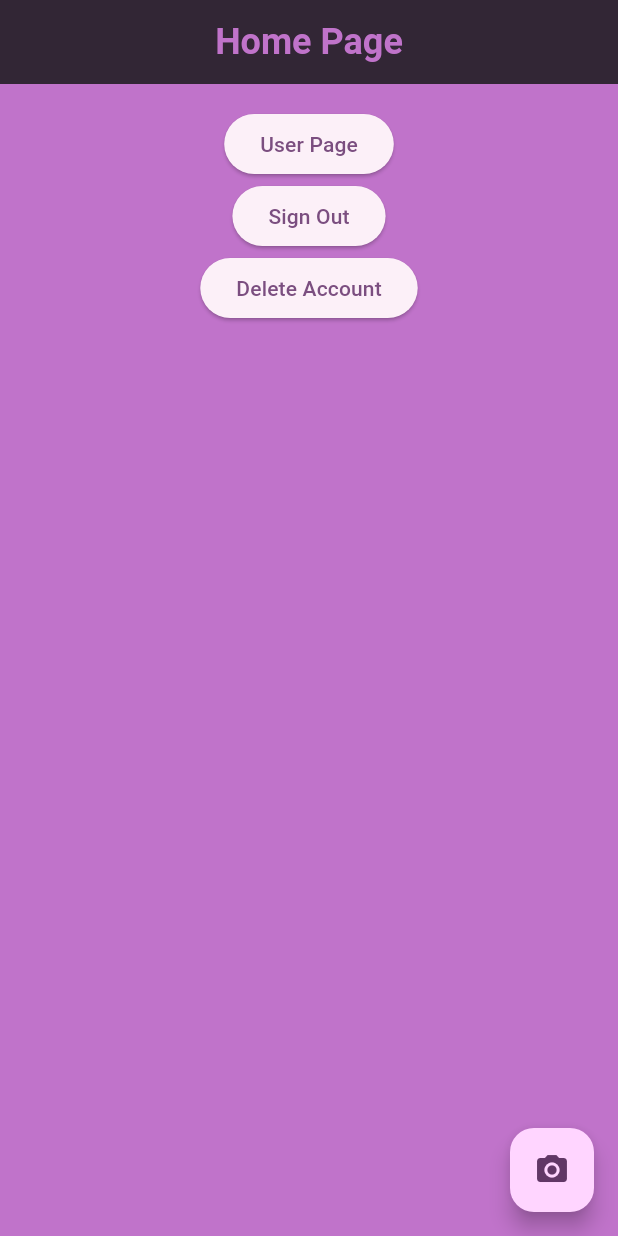
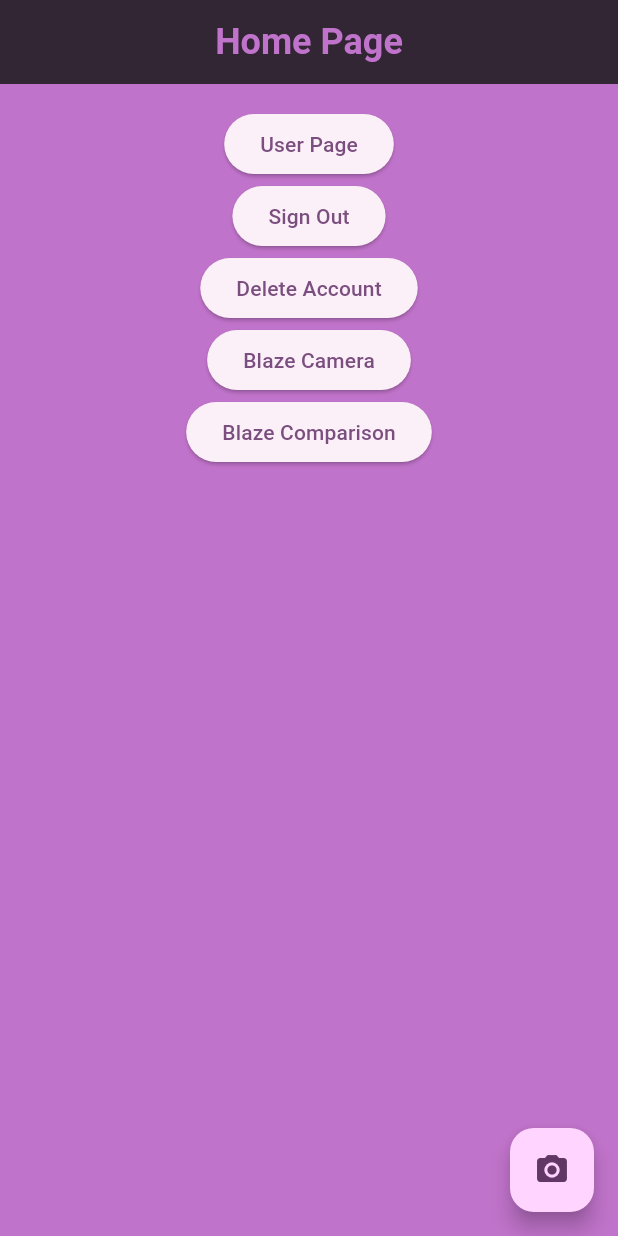
Before and after one commit to ZasaQ/emotions_recognition_app, a Flutter app: the screen it shows once a user with an empty profile is signed in, on a phone screen of 412 x 824 dp. Run offline on Flutter 3.47's test engine with Material 3 defaults, Android fonts, the phone set to English and light mode, and no system bars; our stand-ins replace camera, cloud_firestore, cloud_functions, firebase_auth, firebase_core, firebase_messaging and 1 more; missing offline and left inert: tflite_flutter; accounts and stored records are empty.

Commit message:
minor changes

```diff
--- a/lib/main.dart
+++ b/lib/main.dart
@@ -1,7 +1,6 @@
 import 'package:flutter/material.dart';
 import 'package:firebase_core/firebase_core.dart';
 import 'package:firebase_auth/firebase_auth.dart';
-import 'dart:developer' as developer;
 
 import 'package:emotions_recognition_app/pages/home_page.dart';
 import 'package:emotions_recognition_app/pages/login_page.dart';
@@ -11,6 +10,8 @@ import 'package:emotions_recognition_app/pages/camera_page.dart';
 import 'package:emotions_recognition_app/firebase_options.dart';
 import 'package:emotions_recognition_app/theme_data.dart';
 import 'package:emotions_recognition_app/utilities.dart';
+import 'package:emotions_recognition_app/pages/blaze_camera.dart';
+import 'package:emotions_recognition_app/pages/blaze_comparison.dart';
 
 
 void main() async {
@@ -50,6 +51,10 @@ class _MyAppState extends State<MyApp> {
       return MaterialPageRoute(builder: (_) => const UserPage());
     case "/camera":
       return MaterialPageRoute(builder: (_) => const CameraPage());
+    case "/blaze_camera":
+      return MaterialPageRoute(builder: (_) => const BlazeFacePage());
+    case "/blaze_comparison":
+      return MaterialPageRoute(builder: (_) => const BlazeFaceComparisonTest());
     default:
       return MaterialPageRoute(
         builder: (_) => const Scaffold(body: Center(child: Text('Route not found'))),
--- a/lib/pages/home_page.dart
+++ b/lib/pages/home_page.dart
@@ -1,6 +1,4 @@
 import 'package:flutter/material.dart';
-import 'package:firebase_auth/firebase_auth.dart';
-import 'dart:developer' as developer;
 
 import 'package:emotions_recognition_app/utilities.dart';
 import 'package:emotions_recognition_app/pages/camera_page.dart';
@@ -29,7 +27,7 @@ class _HomePageState extends State<HomePage> {
   @override
   Widget build(BuildContext context) {
     return Scaffold(
-      appBar: AppBar(title: Text("Home Page")),
+      appBar: AppBar(title: const Text("Home Page")),
       body: Padding(
         padding: const EdgeInsets.all(16.0),
         child: Center(
@@ -37,17 +35,27 @@ class _HomePageState extends State<HomePage> {
             children: [
               ElevatedButton(
                 onPressed: () => Navigator.pushNamed(context, '/user'),
-                child: Text("User Page"),
+                child: const Text("User Page"),
               ),
 
               ElevatedButton(
                 onPressed: () => authHandler.signOutCurrentUser(),
-                child: Text("Sign Out"),
+                child: const Text("Sign Out"),
               ),
 
               ElevatedButton(
                 onPressed: () => authHandler.removeCurrentUser(),
-                child: Text("Delete Account"),
+                child: const Text("Delete Account"),
+              ),
+
+              ElevatedButton(
+                onPressed: () => Navigator.pushNamed(context, '/blaze_camera'),
+                child: const Text("Blaze Camera"),
+              ),
+
+              ElevatedButton(
+                onPressed: () => Navigator.pushNamed(context, '/blaze_comparison'),
+                child: const Text("Blaze Comparison"),
               ),
             ],
           )
```
